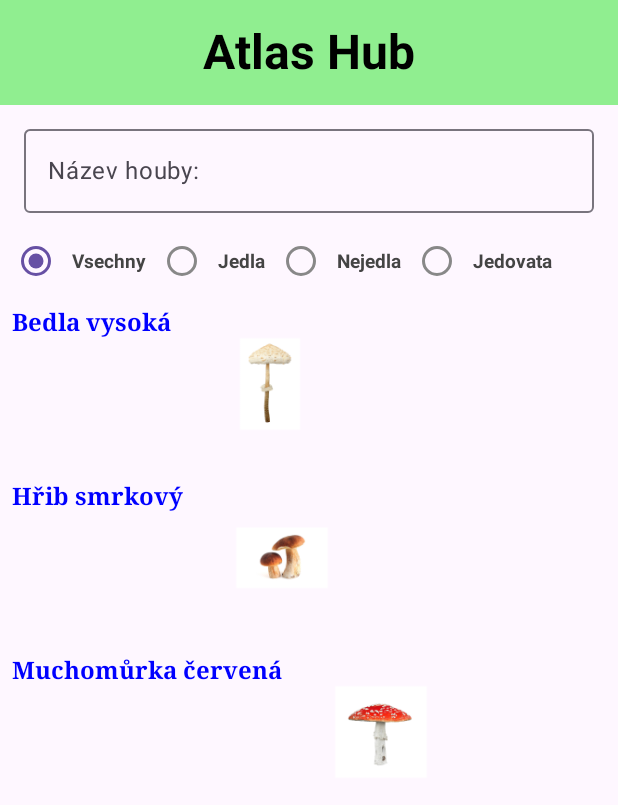
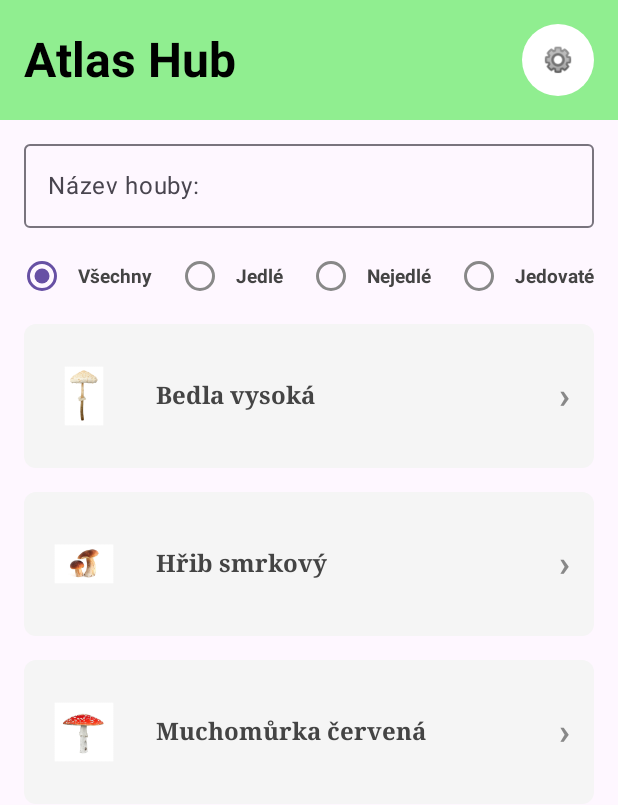
Before and after one commit to thematycer/gribki, an Android app built with Jetpack Compose: the screen it shows after launch (MainActivity), on a phone screen of 412 x 824 dp. Shown: the top 805 px of the screen. Run offline under Robolectric (Android 15) with nearby library versions, the phone set to English and light mode, and no system bars; our stand-ins replace Room's generated code.

Commit message:
Home screen appearance improvements

```diff
--- a/gribki/app/src/main/java/com/nprg056/gribki/MushroomsScreen.kt
+++ b/gribki/app/src/main/java/com/nprg056/gribki/MushroomsScreen.kt
@@ -21,7 +21,6 @@ import androidx.compose.runtime.mutableStateOf
 import androidx.compose.runtime.saveable.rememberSaveable
 import androidx.compose.ui.Alignment
 import androidx.compose.ui.Modifier
-
 import androidx.compose.ui.graphics.Color
 import androidx.compose.ui.unit.sp
 import androidx.compose.ui.text.font.FontWeight
@@ -45,7 +44,7 @@ import androidx.compose.ui.res.painterResource
 @Composable
 fun MushroomScreen(
     state: MushroomState,
-    onEvent: (MushroomEvent)->Unit,
+    onEvent: (MushroomEvent) -> Unit,
     onMushroomClick: (Int) -> Unit,
     screenSettingClick: () -> Unit
 ){
@@ -61,15 +60,34 @@ fun MushroomScreen(
                     modifier = Modifier
                         .fillMaxWidth()
                         .background(Color(0xFF90EE90))
-                        .padding(16.dp).clickable { screenSettingClick() },
+                        .padding(16.dp), //.clickable { screenSettingClick() },
                     contentAlignment = Alignment.Center
+                ) {
+                    Row(
+                        verticalAlignment = Alignment.CenterVertically,
+                        modifier = Modifier.fillMaxWidth()
                     ) {
                         Text(
                             text = "Atlas Hub",
                             color = Color.Black,
-                        fontSize = (state.fontSize*2).sp,
-                        fontWeight = FontWeight.Bold
+                            fontSize = (state.fontSize * 2).sp,
+                            fontWeight = FontWeight.Bold,
+                            modifier = Modifier.weight(1f)
                         )
+                        Box(
+                            modifier = Modifier
+                                .size(48.dp)
+                                .background(Color.White, RoundedCornerShape(24.dp))
+                                .clickable { screenSettingClick() }
+                                .padding(8.dp),
+                            contentAlignment = Alignment.Center
+                        ) {
+                            Text(
+                                text = "⚙️",
+                                fontSize = (state.fontSize).sp
+                            )
+                        }
+                    }
                 }
             }
 
@@ -93,13 +111,19 @@ fun MushroomScreen(
 //                        .padding(8.dp),
                     verticalAlignment = Alignment.CenterVertically
                 ) {
+                    val czechLabels = mapOf(
+                        "Vsechny" to "Všechny",
+                        "Jedla" to "Jedlé",
+                        "Nejedla" to "Nejedlé",
+                        "Jedovata" to "Jedovaté"
+                    )
                     UsageType.entries.forEach { usageType ->
                         Row(
                             modifier = Modifier
                                 .clickable {
                                     onEvent(MushroomEvent.SortMushroom(usageType))
-                                },
-//                                 .padding(horizontal = 8.dp),
+                                }
+                                 .padding(horizontal = 4.dp),
                             verticalAlignment = Alignment.CenterVertically
                         ) {
                             RadioButton(
@@ -115,7 +139,7 @@ fun MushroomScreen(
                                 )
                             )
                             Text(
-                                text = usageType.name,
+                                text = czechLabels[usageType.name] ?: usageType.name,
                                 color = Color.DarkGray,
                                 fontSize = (state.fontSize*0.8).sp,
                                 fontWeight = FontWeight.Bold
@@ -124,32 +148,73 @@ fun MushroomScreen(
                     }
                 }
             }
-            items(state.mushrooms
-            ){mushroom->
-                Row (
+
+            items(state.mushrooms) { mushroom ->
+                Box(
+                    modifier = Modifier
+                        .fillMaxWidth()
+                        .padding(horizontal = 16.dp, vertical = 8.dp)
+                        .background(Color(0xFFF5F5F5), RoundedCornerShape(8.dp))
+                        .clickable { onMushroomClick(mushroom.id) }
+                        .padding(8.dp)
+                ) {
+                    Row(
+                        verticalAlignment = Alignment.CenterVertically,
                         modifier = Modifier.fillMaxWidth()
-                        .clickable { onMushroomClick(mushroom.id) }
-                        .padding(padding)
-                ){
-
-                    Text(
-                        text = "${mushroom.name}",
-                        color = Color.Blue,
-                        fontSize = (state.fontSize).sp,
-                        fontWeight = FontWeight.Bold,
-                        fontFamily = FontFamily.Serif,
-                        modifier = Modifier.padding(8.dp)
-                    )
-
+                    ) {
                         Image(
                             painter = painterResource(id = mushroom.imageID),
                             contentDescription = "Image of ${mushroom.name}",
-                        modifier = Modifier.padding(8.dp).size(100.dp)
+                            modifier = Modifier
+                                .size(80.dp)
+                                .padding(end = 16.dp)
                         )
 
+                        Column {
+                            Text(
+                                text = mushroom.name,
+                                color = Color.DarkGray,
+                                fontSize = (state.fontSize).sp,
+                                fontWeight = FontWeight.Bold,
+                                fontFamily = FontFamily.Serif
+                            )
+                        }
+                        Text(
+                            text = "›",
+                            color = Color.Gray,
+                            fontSize = (state.fontSize * 1.5).sp,
+                            fontWeight = FontWeight.Bold,
+                            modifier = Modifier
+                                .weight(1f)
+                                .padding(8.dp),
+                            textAlign = androidx.compose.ui.text.style.TextAlign.End
+                        )
+                    }
+                }
             }
 
-            }
+//            items(state.mushrooms) { mushroom->
+//                Row (
+//                    modifier = Modifier.fillMaxWidth()
+//                        .clickable { onMushroomClick(mushroom.id) }
+//                        .padding(padding)
+//                ){
+//                    Text(
+//                        text = mushroom.name,
+//                        color = Color.Blue,
+//                        fontSize = (state.fontSize).sp,
+//                        fontWeight = FontWeight.Bold,
+//                        fontFamily = FontFamily.Serif,
+//                        modifier = Modifier.padding(8.dp)
+//                    )
+//
+//                    Image(
+//                        painter = painterResource(id = mushroom.imageID),
+//                        contentDescription = "Image of ${mushroom.name}",
+//                        modifier = Modifier.padding(8.dp).size(100.dp)
+//                    )
+//                }
+//            }
         }
     }
 }
@@ -168,7 +233,7 @@ fun MushroomDetailScreen(
             .padding(16.dp)
     ) {
         Text(
-            text = "<- zpatky",
+            text = "<- zpět",
             modifier = Modifier
                 .clickable { onBackClick() }
                 .padding(8.dp),
```
Lines whose indentation alone changed are shown as unchanged.
